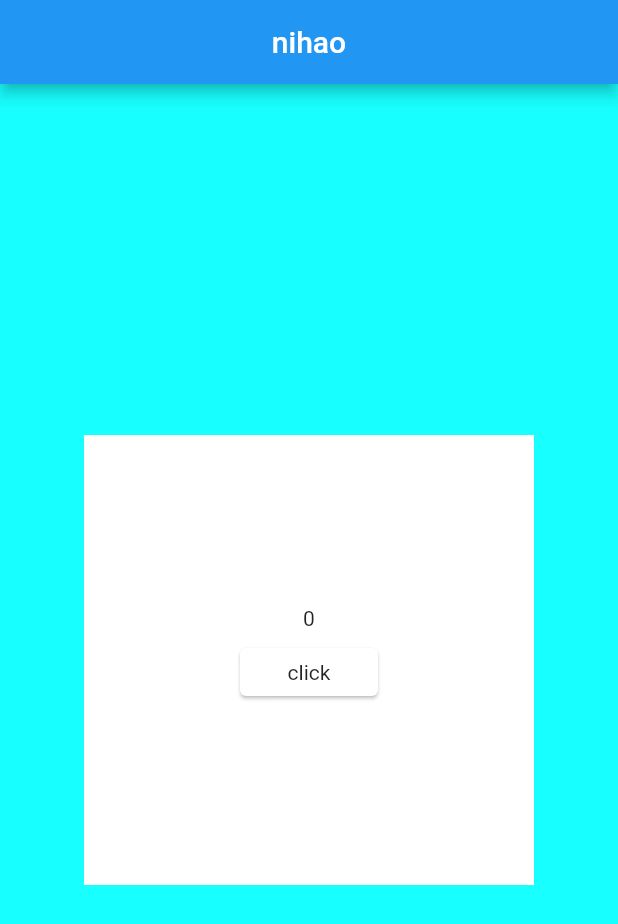
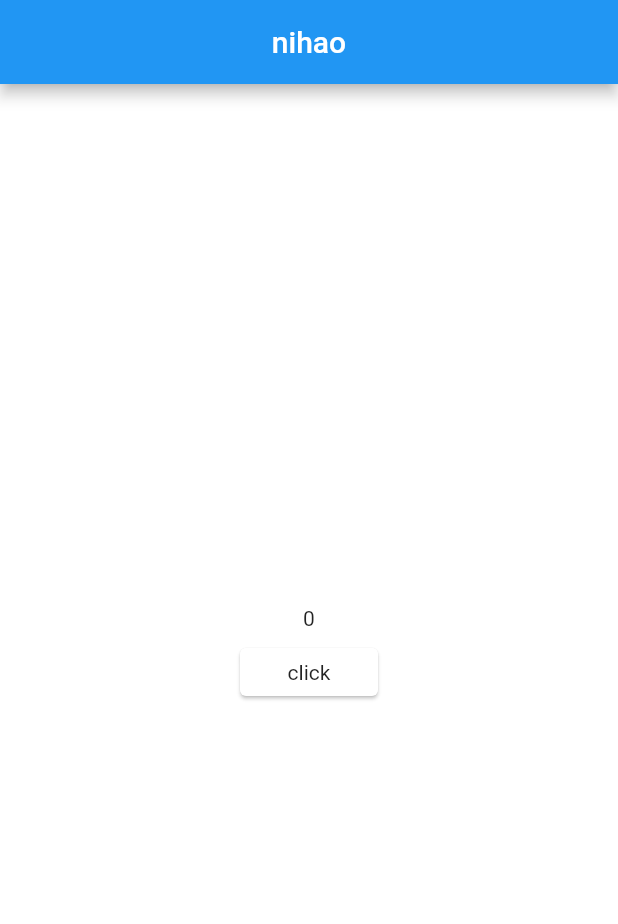
Before and after one commit to xxqwf/sideslip_demo, a Flutter app: the screen it shows after launch, on a phone screen of 412 x 824 dp. Shown: the top 924 px of the screen. Run offline on Flutter 3.47's test engine with Material 2 defaults, Android fonts, the light colour scheme and no system bars.

Commit message:
demo size

```diff
--- a/lib/pages/my_home.dart
+++ b/lib/pages/my_home.dart
@@ -27,8 +27,8 @@ class _MyHomeWidgetState extends State<MyHomeWidget> {
       alignment: Alignment.center,
       color: Colors.cyanAccent,
       child: Container(
-        height: 300,
-        width: 300,
+        height: double.infinity,
+        width: double.infinity,
         color: Colors.white,
         child: SideslipAnimationWidget(
           child: Column(
```
